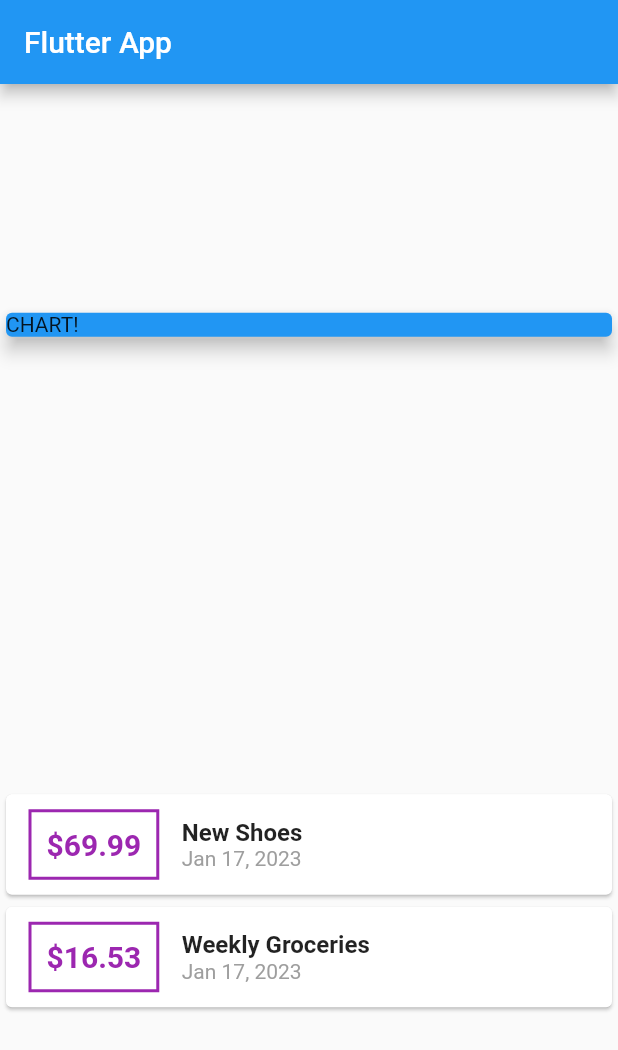
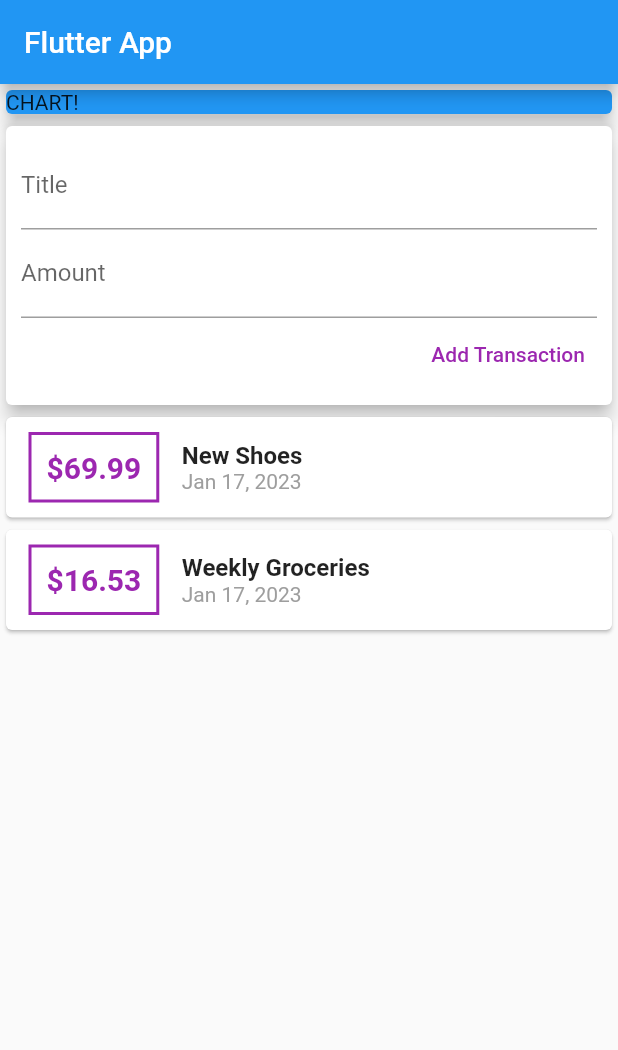
Before and after one commit to steadysamwise4/expense_planner, a Flutter app: the screen it shows after launch, on a phone screen of 412 x 824 dp. Shown: the top 1050 px of the screen. Run offline on Flutter 3.47's test engine with Material 2 defaults, Android fonts, the phone set to English and light mode, and no system bars.

Commit message:
added and wired up user inputs, split app into widgets

```diff
--- a/lib/main.dart
+++ b/lib/main.dart
@@ -1,6 +1,5 @@
+import '../widgets/user_transactions.dart';
 import 'package:flutter/material.dart';
-import './transaction.dart';
-import 'package:intl/intl.dart';
 
 void main() => runApp(const MyApp());
 
@@ -19,15 +18,8 @@ class MyApp extends StatelessWidget {
 class MyHomePage extends StatelessWidget {
   MyHomePage({super.key});
 
-  final List<Transaction> transactions = [
-    Transaction(
-        id: 't1', title: 'New Shoes', amount: 69.99, date: DateTime.now()),
-    Transaction(
-        id: 't2',
-        title: 'Weekly Groceries',
-        amount: 16.53,
-        date: DateTime.now()),
-  ];
+  // String titleInput;
+  // String amountInput;
 
   @override
   Widget build(BuildContext context) {
@@ -36,8 +28,7 @@ class MyHomePage extends StatelessWidget {
           title: const Text('Flutter App'),
         ),
         body: Column(
-          mainAxisAlignment: MainAxisAlignment.spaceAround,
-          crossAxisAlignment: CrossAxisAlignment.center,
+          crossAxisAlignment: CrossAxisAlignment.stretch,
           children: <Widget>[
             Container(
               width: double.infinity,
@@ -47,44 +38,7 @@ class MyHomePage extends StatelessWidget {
                 child: Text('CHART!'),
               ),
             ),
-            Column(
-              children: transactions.map((tx) {
-                return Card(
-                  child: Row(children: <Widget>[
-                    Container(
-                      margin: const EdgeInsets.symmetric(
-                          vertical: 10, horizontal: 15),
-                      decoration: BoxDecoration(
-                          border: Border.all(
-                        color: Colors.purple,
-                        width: 2,
-                      )),
-                      padding: const EdgeInsets.all(10),
-                      child: Text('\$${tx.amount}',
-                          style: const TextStyle(
-                            fontWeight: FontWeight.bold,
-                            fontSize: 20,
-                            color: Colors.purple,
-                          )),
-                    ),
-                    Column(
-                      crossAxisAlignment: CrossAxisAlignment.start,
-                      children: <Widget>[
-                        Text(tx.title,
-                            style: const TextStyle(
-                              fontSize: 16,
-                              fontWeight: FontWeight.bold,
-                            )),
-                        Text(DateFormat.yMMMd().format(tx.date),
-                            style: const TextStyle(
-                              color: Colors.grey,
-                            )),
-                      ],
-                    )
-                  ]),
-                );
-              }).toList(),
-            )
+            const UserTransactions(),
           ],
         ));
   }
--- /dev/null
+++ b/lib/widgets/new_transaction.dart
@@ -0,0 +1,45 @@
+import 'package:flutter/material.dart';
+
+class NewTransaction extends StatelessWidget {
+  final titleController = TextEditingController();
+  final amountController = TextEditingController();
+  final Function addTx;
+
+  NewTransaction({super.key, required this.addTx});
+
+  @override
+  Widget build(BuildContext context) {
+    return Card(
+        elevation: 5,
+        child: Container(
+          padding: const EdgeInsets.all(10),
+          child: Column(
+            crossAxisAlignment: CrossAxisAlignment.end,
+            children: <Widget>[
+              TextField(
+                decoration: const InputDecoration(labelText: 'Title'),
+                controller: titleController,
+                // onChanged: (val) {
+                //   titleInput = val;
+                // },
+              ),
+              TextField(
+                decoration: const InputDecoration(labelText: 'Amount'),
+                controller: amountController,
+                // onChanged: (val) {
+                //   amountInput = val;
+                // },
+              ),
+              TextButton(
+                onPressed: () {
+                  addTx(titleController.text,
+                      double.parse(amountController.text));
+                },
+                style: TextButton.styleFrom(foregroundColor: Colors.purple),
+                child: const Text('Add Transaction'),
+              )
+            ],
+          ),
+        ));
+  }
+}
--- /dev/null
+++ b/lib/widgets/transaction_list.dart
@@ -0,0 +1,50 @@
+import 'package:expense_planner/models/transaction.dart';
+import 'package:flutter/material.dart';
+import 'package:intl/intl.dart';
+
+class TransactionList extends StatelessWidget {
+  final List<Transaction> transactions;
+
+  const TransactionList({super.key, required this.transactions});
+
+  @override
+  Widget build(BuildContext context) {
+    return Column(
+      children: transactions.map((tx) {
+        return Card(
+          child: Row(children: <Widget>[
+            Container(
+              margin: const EdgeInsets.symmetric(vertical: 10, horizontal: 15),
+              decoration: BoxDecoration(
+                  border: Border.all(
+                color: Colors.purple,
+                width: 2,
+              )),
+              padding: const EdgeInsets.all(10),
+              child: Text('\$${tx.amount}',
+                  style: const TextStyle(
+                    fontWeight: FontWeight.bold,
+                    fontSize: 20,
+                    color: Colors.purple,
+                  )),
+            ),
+            Column(
+              crossAxisAlignment: CrossAxisAlignment.start,
+              children: <Widget>[
+                Text(tx.title,
+                    style: const TextStyle(
+                      fontSize: 16,
+                      fontWeight: FontWeight.bold,
+                    )),
+                Text(DateFormat.yMMMd().format(tx.date),
+                    style: const TextStyle(
+                      color: Colors.grey,
+                    )),
+              ],
+            )
+          ]),
+        );
+      }).toList(),
+    );
+  }
+}
--- /dev/null
+++ b/lib/widgets/user_transactions.dart
@@ -0,0 +1,44 @@
+import 'package:flutter/material.dart';
+import '../widgets/new_transaction.dart';
+import '../widgets/transaction_list.dart';
+import '../models/transaction.dart';
+
+class UserTransactions extends StatefulWidget {
+  const UserTransactions({super.key});
+
+  @override
+  State<UserTransactions> createState() => _UserTransactionsState();
+}
+
+class _UserTransactionsState extends State<UserTransactions> {
+  final List<Transaction> _userTransactions = [
+    Transaction(
+        id: 't1', title: 'New Shoes', amount: 69.99, date: DateTime.now()),
+    Transaction(
+        id: 't2',
+        title: 'Weekly Groceries',
+        amount: 16.53,
+        date: DateTime.now())
+  ];
+
+  void _addNewTransaction(String txTitle, double txAmount) {
+    final newTx = Transaction(
+      title: txTitle,
+      amount: txAmount,
+      date: DateTime.now(),
+      id: DateTime.now().toString(),
+    );
+
+    setState(() {
+      _userTransactions.add(newTx);
+    });
+  }
+
+  @override
+  Widget build(BuildContext context) {
+    return Column(children: <Widget>[
+      NewTransaction(addTx: _addNewTransaction),
+      TransactionList(transactions: _userTransactions),
+    ]);
+  }
+}
```
Also changed, not shown: lib/models/transaction.dart (renamed from lib/transaction.dart).
